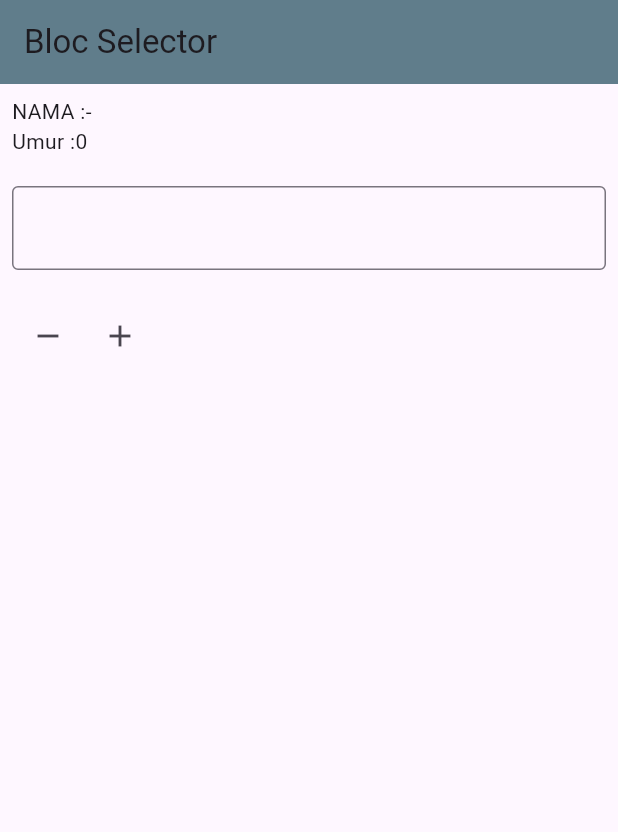
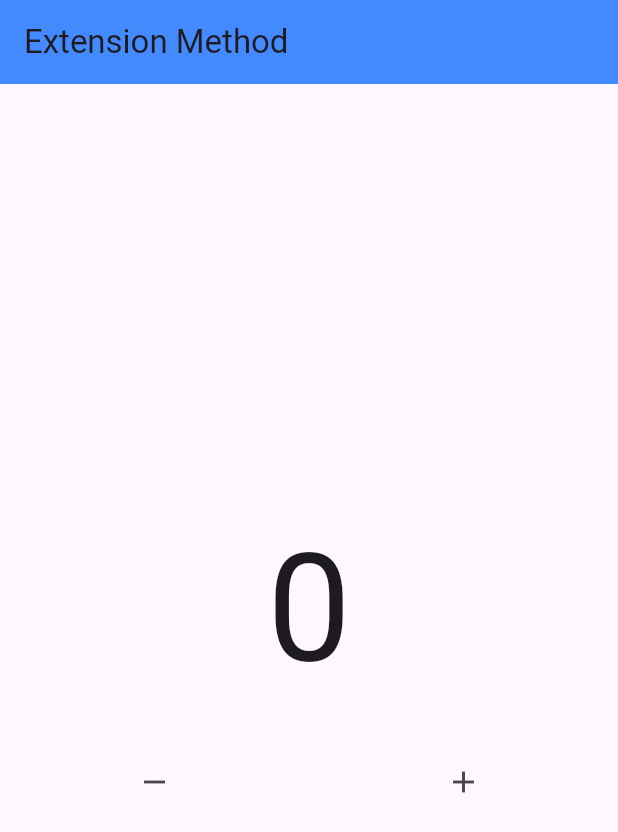
Before and after one commit to br0farhan/Bloc-Flutter, a Flutter app: the screen it shows after launch, after a tap on the "remove" icon, after a tap on the "add" icon, on a phone screen of 412 x 824 dp. Shown: the top 832 px of the screen. Run offline on Flutter 3.47's test engine with Material 3 defaults, Android fonts, the phone set to English and light mode, and no system bars; our stand-ins replace bloc, flutter_bloc.

Commit message:
extension method

```diff
--- /dev/null
+++ b/lib/bloc/counter.dart
@@ -0,0 +1,12 @@
+import 'package:bloc/bloc.dart';
+
+class CounterBloc extends Cubit<int> {
+  CounterBloc() : super(0);
+
+  void add() {
+    emit(state + 1);
+  }
+    void remove() {
+    emit(state - 1);
+  }
+}
--- a/lib/bloc/user.dart
+++ /dev/null
@@ -1,19 +0,0 @@
-import 'package:bloc/bloc.dart';
-
-class UserBloc extends Cubit<Map<String, dynamic>> {
-  UserBloc() : super({"name": "-", "age": 0});
-
-  void changeName(String newName) {
-    emit({
-      "name": newName,
-      "age": state["age"],
-    });
-  }
-
-  void changeAge(int newAge) {
-    emit({
-      "name": state["name"],
-      "age": newAge,
-    });
-  }
-}
--- /dev/null
+++ b/lib/home/home.dart
@@ -0,0 +1,57 @@
+import 'package:bloc_flutter/bloc/counter.dart';
+import 'package:flutter/material.dart';
+import 'package:flutter_bloc/flutter_bloc.dart';
+
+class HomePage extends StatelessWidget {
+  const HomePage({super.key});
+
+  @override
+  Widget build(BuildContext context) {
+    // EXTENSION METHOD
+    // CounterBloc myCounter = context.read<CounterBloc>(); // Hanya membaca 1x
+    // CounterBloc myCounter = context.watch<CounterBloc>(); // Mmebaca berkali atau setiap state itu berubah
+    // PRnya membuild semua Scaffold seperti setstate tidak disarankan menggunakan watch ini kurang efektif
+    print("Build Scaffold");
+    return Scaffold(
+      appBar: AppBar(
+        backgroundColor: Colors.blueAccent,
+        title: const Text("Extension Method"),
+      ),
+      body: Center(
+        child: Column(
+          mainAxisAlignment: MainAxisAlignment.center,
+          children: [
+            Builder(builder: (context) {
+              print("Build text");
+              CounterBloc myCounter = context.watch<CounterBloc>();
+              return Text(
+                "${myCounter.state}",
+                style: TextStyle(fontSize: 100),
+              );
+            }),
+            const SizedBox(
+              height: 20,
+            ),
+            Row(
+              mainAxisAlignment: MainAxisAlignment.spaceAround,
+              children: [
+                IconButton(
+                    onPressed: () {
+                      // print("kurang");
+                      context.read<CounterBloc>().remove();
+                    },
+                    icon: Icon(Icons.remove)),
+                IconButton(
+                    onPressed: () {
+                      // print("tambah");
+                      context.read<CounterBloc>().add();
+                    },
+                    icon: Icon(Icons.add))
+              ],
+            )
+          ],
+        ),
+      ),
+    );
+  }
+}
--- a/lib/main.dart
+++ b/lib/main.dart
@@ -1,10 +1,10 @@
-import 'package:bloc_flutter/bloc/user.dart';
-import 'package:bloc_flutter/pages/home.dart';
+import 'package:bloc_flutter/bloc/counter.dart';
+import 'package:bloc_flutter/home/home.dart';
 import 'package:flutter/material.dart';
 import 'package:flutter_bloc/flutter_bloc.dart';
 
 void main() {
-  runApp(MyApp());
+  runApp(const MyApp());
 }
 
 class MyApp extends StatelessWidget {
@@ -14,8 +14,8 @@ class MyApp extends StatelessWidget {
   Widget build(BuildContext context) {
     return MaterialApp(
       home: BlocProvider(
-        create: (context) => UserBloc(),
-        child: const  HomePage(),
+        create: (context) => CounterBloc(),
+        child: const HomePage(),
       ),
     );
   }
--- a/lib/pages/home.dart
+++ /dev/null
@@ -1,83 +0,0 @@
-import 'package:bloc_flutter/bloc/user.dart';
-import 'package:flutter/material.dart';
-import 'package:flutter_bloc/flutter_bloc.dart';
-
-class HomePage extends StatelessWidget {
-  const HomePage({super.key});
-
-  @override
-  Widget build(BuildContext context) {
-    UserBloc userBloc = context.read<UserBloc>();
-
-    return Scaffold(
-      appBar: AppBar(
-        backgroundColor: Colors.blueGrey,
-        title: Text("Bloc Selector"),
-      ),
-      body: Center(
-          child: Padding(
-        padding: const EdgeInsets.all(8.0),
-        child: ListView(
-          children: [
-            BlocSelector<UserBloc, Map<String, dynamic>, String>(
-              selector: (state) => state["name"],
-              builder: (context, state) {
-                print("Text build : Nama");
-                return Text("NAMA :$state");
-              },
-            ),
-            BlocSelector<UserBloc, Map<String, dynamic>, int>(
-              selector: (state) => state["age"],
-              builder: (context, state) {
-                print("Text build : Umur");
-                return Text("Umur :$state");
-              },
-            ),
-            // TODO : Jika menggunakan Bloc Builder selama dalam wdiget didalamnya akan terbuild ulang semua
-            // BlocBuilder<UserBloc, Map<String, dynamic>>(
-            //   bloc: userBloc,
-            //   builder: (context, state) {
-            //     print("Text build : Nama");
-            //     return Text("NAMA :${state["name"]}");
-            //   },
-            // ),
-            // BlocBuilder<UserBloc, Map<String, dynamic>>(
-            //   bloc: userBloc,
-            //   builder: (context, state) {
-            //       print("Text build : Umur");
-            //     return Text("UMUR :${state["age"]} Tahun");
-            //   },
-            // ),
-
-            const SizedBox(
-              height: 20,
-            ),
-            TextField(
-              onChanged: (value) {
-                userBloc.changeName(value);
-              },
-              decoration: InputDecoration(border: OutlineInputBorder()),
-            ),
-            const SizedBox(
-              height: 20,
-            ),
-            Row(
-              children: [
-                IconButton(
-                    onPressed: () {
-                      userBloc.changeAge(userBloc.state["age"] - 1);
-                    },
-                    icon: const Icon(Icons.remove)),
-                IconButton(
-                    onPressed: () {
-                      userBloc.changeAge(userBloc.state["age"] + 1);
-                    },
-                    icon: const Icon(Icons.add))
-              ],
-            )
-          ],
-        ),
-      )),
-    );
-  }
-}
```
Also changed, not shown: 1 other file.
